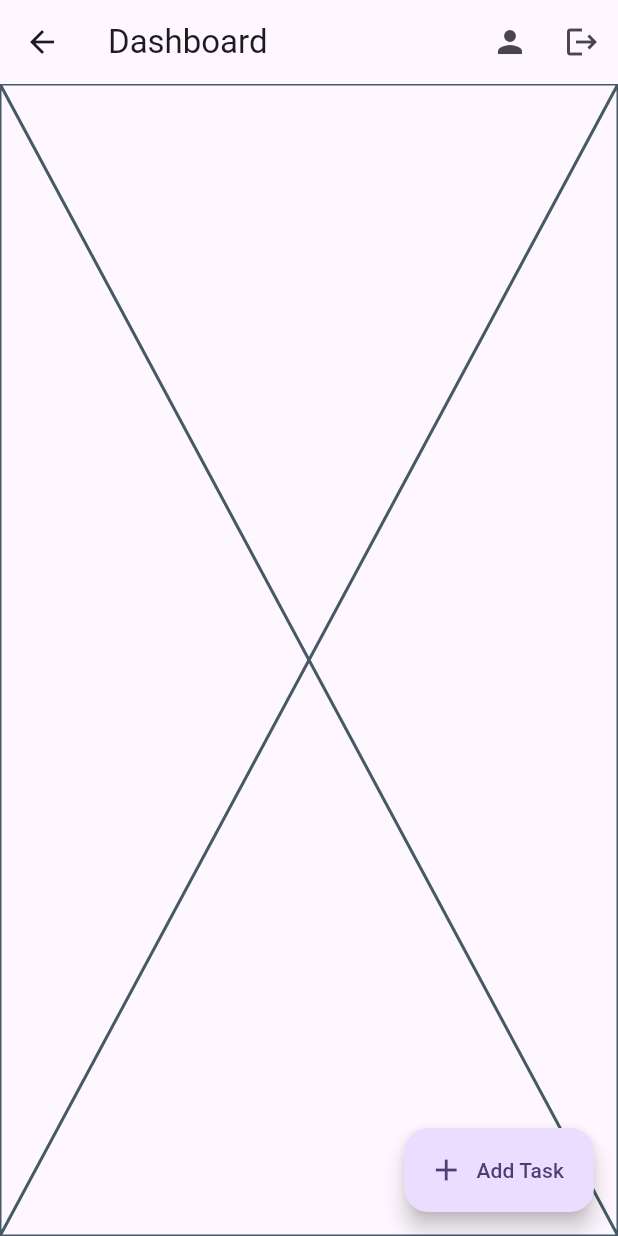
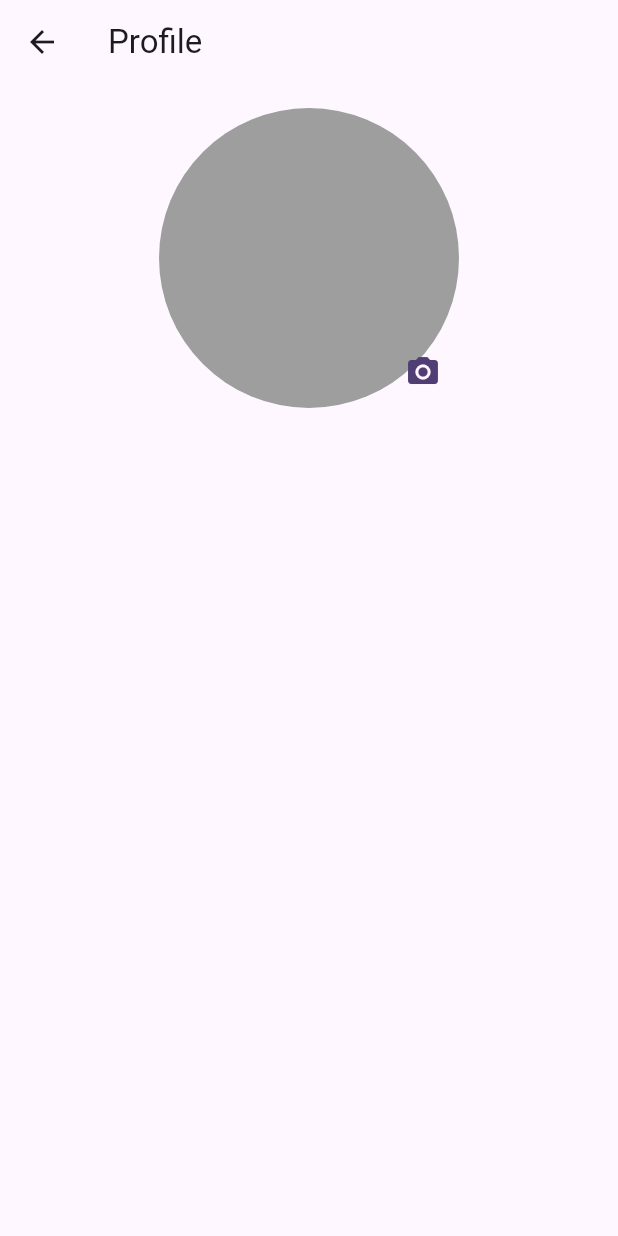
Before and after one commit to abidroid/sbbwu_firebase, a Flutter app: the DashboardScreen screen opened directly, after a tap on the "person" icon, on a phone screen of 412 x 824 dp. Run offline on Flutter 3.47's test engine with Material 3 defaults, Android fonts, the phone set to English and light mode, and no system bars; our stand-ins replace country_code_picker, flutter_spinkit, gap.

Commit message:
design completed

```diff
--- a/lib/screens/dashboard_screen.dart
+++ b/lib/screens/dashboard_screen.dart
@@ -1,6 +1,7 @@
 
 import 'package:flutter/material.dart';
 import 'package:sbbwu_firebase/screens/add_task_screen.dart';
+import 'package:sbbwu_firebase/screens/profile_screen.dart';
 
 class DashboardScreen extends StatefulWidget {
   const DashboardScreen({super.key});
@@ -24,7 +25,11 @@ class _DashboardScreenState extends State<DashboardScreen> {
       appBar: AppBar(
         title: const Text('Dashboard'),
         actions: [
-          IconButton(onPressed: (){}, icon: const Icon(Icons.person)),
+          IconButton(onPressed: (){
+            Navigator.of(context).push(MaterialPageRoute(builder: (context){
+              return const ProfileScreen();
+            }));
+          }, icon: const Icon(Icons.person)),
           IconButton(onPressed: (){}, icon: const Icon(Icons.logout)),
 
         ],
--- a/lib/screens/profile_screen.dart
+++ b/lib/screens/profile_screen.dart
@@ -0,0 +1,39 @@
+import 'package:flutter/material.dart';
+
+class ProfileScreen extends StatefulWidget {
+  const ProfileScreen({super.key});
+
+  @override
+  State<ProfileScreen> createState() => _ProfileScreenState();
+}
+
+class _ProfileScreenState extends State<ProfileScreen> {
+  @override
+  Widget build(BuildContext context) {
+    return Scaffold(
+      appBar: AppBar(
+        title: const Text('Profile'),
+      ),
+      body: Padding(
+        padding: const EdgeInsets.all(16.0),
+        child: ListView(
+          children: [
+            Row(
+              mainAxisAlignment: MainAxisAlignment.center,
+              children: [
+                CircleAvatar(
+                  backgroundColor: Colors.grey,
+                  radius: 100,
+                  child: Align(
+                      alignment: Alignment.bottomRight,
+                      child: IconButton(onPressed: () {}, icon: const Icon(Icons.camera_alt)))
+                  ,
+                ),
+              ],
+            )
+          ],
+        ),
+      ),
+    );
+  }
+}
```
